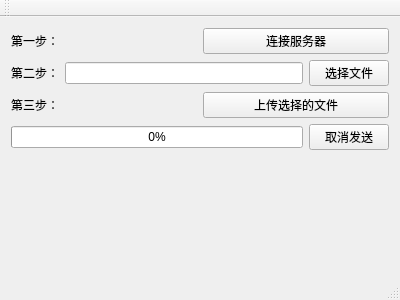
Old version of the form tcpClient/mainwindow.ui in the repository linuxzjh/fileTransferWithCommand.
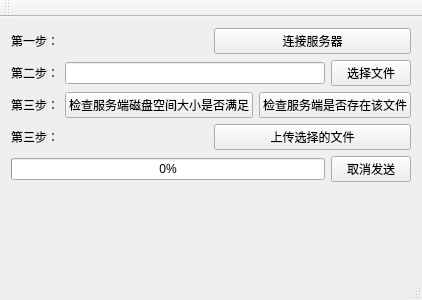
New version of the form.

Commit message: 1.添加文件是否存在查询接口; 2.规范化类成员变量命名; 3.添加命令执行回调函数； 4.实现磁盘空间是否不足判断；

```diff
--- a/tcpClient/mainwindow.ui
+++ b/tcpClient/mainwindow.ui
@@ -58,6 +58,31 @@
       </item>
      </layout>
     </item>
+    <item>
+     <layout class="QHBoxLayout" name="horizontalLayout_6">
+      <item>
+       <widget class="QLabel" name="label_4">
+        <property name="text">
+         <string>第三步：</string>
+        </property>
+       </widget>
+      </item>
+      <item>
+       <widget class="QPushButton" name="btn_freeDiskCheck">
+        <property name="text">
+         <string>检查服务端磁盘空间大小是否满足</string>
+        </property>
+       </widget>
+      </item>
+      <item>
+       <widget class="QPushButton" name="btn_isExistFile">
+        <property name="text">
+         <string>检查服务端是否存在该文件</string>
+        </property>
+       </widget>
+      </item>
+     </layout>
+    </item>
     <item>
      <layout class="QHBoxLayout" name="horizontalLayout_4">
       <item>
```
The commit also changes 11 other files.
